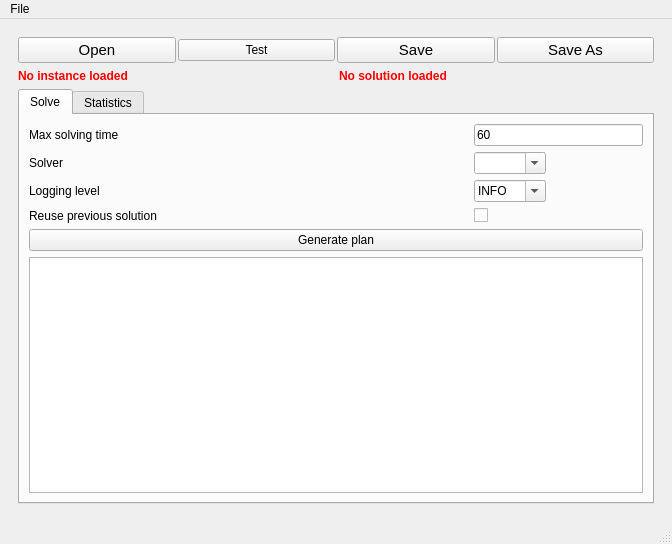
pchtsp/ihtc2024, file python/ihtc2024/ui/gui/gui.ui: the form before one commit.
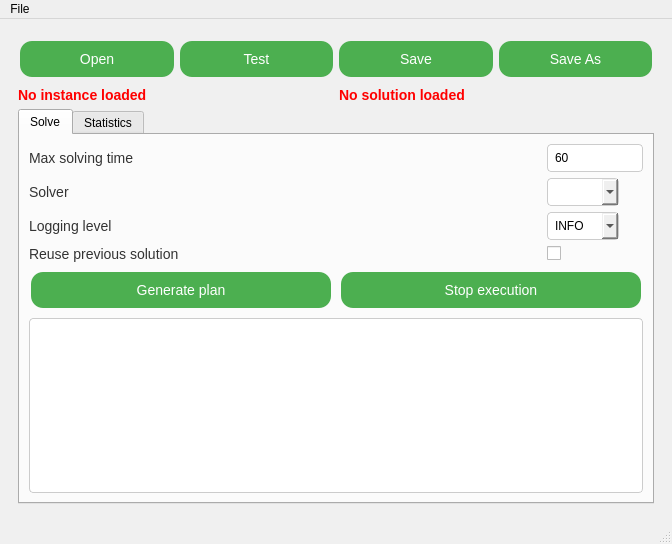
The form after the commit. The open tabs and pages were chosen to show the change.

Commit message: gui working with stops

Diff of the .ui file:
```diff
--- a/python/ihtc2024/ui/gui/gui.ui
+++ b/python/ihtc2024/ui/gui/gui.ui
@@ -13,6 +13,52 @@
   <property name="windowTitle">
    <string>MyOptimApp</string>
   </property>
+  <property name="styleSheet">
+   <string notr="true">
+    QMainWindow {
+        background-color: #f0f0f0;
+    }
+    QPushButton {
+        background-color: #4CAF50;
+        color: white;
+        border: none;
+        padding: 10px 20px;
+        text-align: center;
+        text-decoration: none;
+        display: inline-block;
+        font-size: 14px;
+        margin: 4px 2px;
+        transition-duration: 0.4s;
+        cursor: pointer;
+        border-radius: 12px;
+    }
+    QPushButton:hover {
+        background-color: white;
+        color: black;
+        border: 2px solid #4CAF50;
+    }
+    QLabel {
+        font-size: 14px;
+        color: #333;
+    }
+    QLineEdit {
+        padding: 5px;
+        border: 1px solid #ccc;
+        border-radius: 4px;
+    }
+    QComboBox {
+        padding: 5px;
+        border: 1px solid #ccc;
+        border-radius: 4px;
+    }
+    QTextBrowser {
+        border: 1px solid #ccc;
+        border-radius: 4px;
+        padding: 5px;
+        background-color: white;
+    }
+   </string>
+  </property>
   <widget class="QWidget" name="centralwidget">
    <layout class="QHBoxLayout" name="horizontalLayout">
     <item>
@@ -32,7 +78,9 @@
             <widget class="QPushButton" name="chooseFile">
              <property name="font">
               <font>
-               <pointsize>11</pointsize>
+               <pointsize>-1</pointsize>
+               <underline>false</underline>
+               <strikeout>false</strikeout>
               </font>
              </property>
              <property name="text">
@@ -54,7 +102,9 @@
             <widget class="QPushButton" name="exportSolution">
              <property name="font">
               <font>
-               <pointsize>11</pointsize>
+               <pointsize>-1</pointsize>
+               <underline>false</underline>
+               <strikeout>false</strikeout>
               </font>
              </property>
              <property name="text">
@@ -69,7 +119,9 @@
             <widget class="QPushButton" name="exportSolution_to">
              <property name="font">
               <font>
-               <pointsize>11</pointsize>
+               <pointsize>-1</pointsize>
+               <underline>false</underline>
+               <strikeout>false</strikeout>
               </font>
              </property>
              <property name="text">
@@ -88,6 +140,7 @@
             <widget class="QLabel" name="instCheck">
              <property name="font">
               <font>
+               <pointsize>-1</pointsize>
                <bold>true</bold>
               </font>
              </property>
@@ -106,6 +159,7 @@
             <widget class="QLabel" name="solCheck">
              <property name="font">
               <font>
+               <pointsize>-1</pointsize>
                <bold>true</bold>
               </font>
              </property>
@@ -216,6 +270,16 @@
                  </property>
                 </widget>
                </item>
+               <item>
+                <widget class="QPushButton" name="stopExecution">
+                 <property name="enabled">
+                  <bool>false</bool>
+                 </property>
+                 <property name="text">
+                  <string>Stop execution</string>
+                 </property>
+                </widget>
+               </item>
               </layout>
              </item>
              <item>
@@ -226,6 +290,11 @@
                  <verstretch>1</verstretch>
                 </sizepolicy>
                </property>
+               <property name="font">
+                <font>
+                 <family>Monospace</family>
+                </font>
+               </property>
               </widget>
              </item>
             </layout>
```
Left out of the diff: 7 changed lines with no effect on the pictures. The commit also changes 6 other files.
